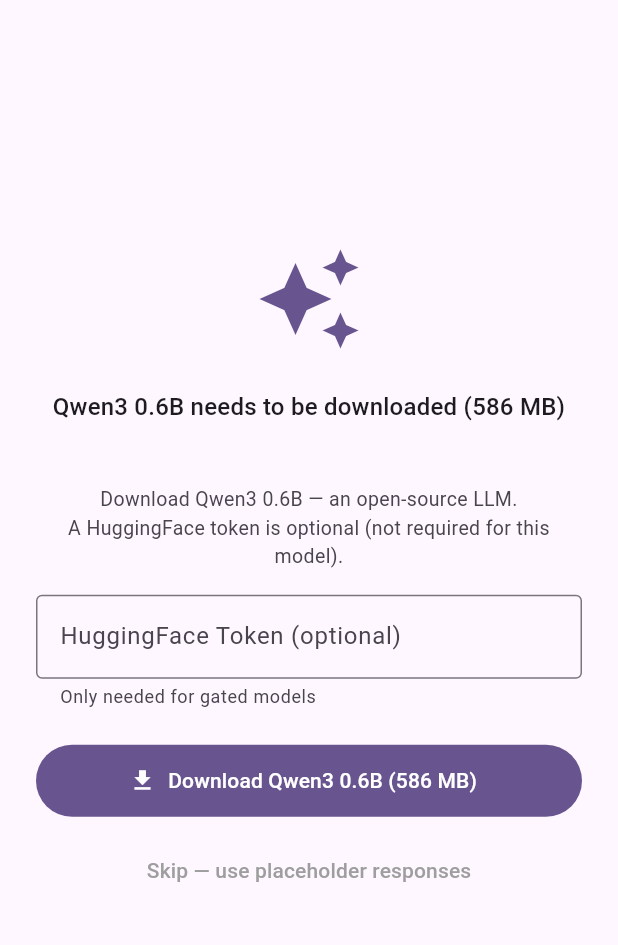
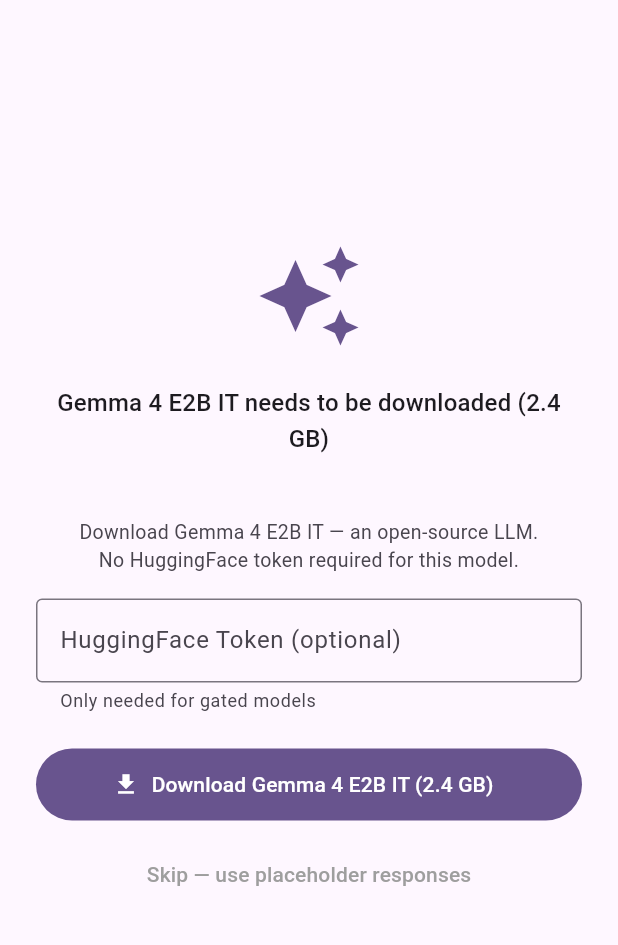
Before and after one commit to beckkwok/iching, a Flutter app: the screen it shows after launch, on a phone screen of 412 x 824 dp, the part 84-1029 px from its top. Run offline on Flutter 3.47's test engine with Material 3 defaults, Android fonts, the light colour scheme and no system bars; our stand-ins replace file_picker, sqflite_common_ffi; missing offline and left inert: flutter_gemma; accounts and stored records are empty.

Commit message:
fix: model download screen now displays dynamic model name from LlmService
- Added modelDisplayName and modelSize getters to LlmService
- Download screen reads from LlmService instead of hardcoded 'Qwen3 0.6B'
- Shows correct model name and size for current configuration (Gemma4)

```diff
--- a/app/lib/screens/model_download_screen.dart
+++ b/app/lib/screens/model_download_screen.dart
@@ -47,7 +47,8 @@
           _initialising = false;
           _statusText = installed
               ? 'Model ready!'
-              : 'Qwen3 0.6B needs to be downloaded (586 MB)';
+              : '${_llmService.modelDisplayName} needs to be downloaded'
+                    ' (${_llmService.modelSize})';
         });
       }
       if (installed) {
@@ -242,8 +243,8 @@
               if (!_initialising && !_modelFound && !_downloading && !_downloadCompleted) ...[
                 const SizedBox(height: 24),
                 Text(
-                  'Download Qwen3 0.6B — an open-source LLM.\n'
-                  'A HuggingFace token is optional (not required for this model).',
+                  'Download ${_llmService.modelDisplayName} — an open-source LLM.\n'
+                  'No HuggingFace token required for this model.',
                   textAlign: TextAlign.center,
                   style: TextStyle(
                     color: Theme.of(context).colorScheme.onSurfaceVariant,
@@ -270,7 +271,8 @@
                   child: FilledButton.icon(
                     onPressed: _startDownload,
                     icon: const Icon(Icons.download),
-                    label: const Text('Download Qwen3 0.6B (586 MB)'),
+                    label: Text('Download ${_llmService.modelDisplayName}'
+                        ' (${_llmService.modelSize})'),
                   ),
                 ),
                 const SizedBox(height: 12),
@@ -285,8 +287,8 @@
 
               if (_modelFound && !_initialising && _errorMessage == null) ...[
                 const SizedBox(height: 16),
-                const Text(
-                  'Qwen3 0.6B is ready!\nStarting chat...',
+                Text(
+                  '${_llmService.modelDisplayName} is ready!\nStarting chat...',
                   textAlign: TextAlign.center,
                 ),
               ],
--- a/app/lib/services/llm_service.dart
+++ b/app/lib/services/llm_service.dart
@@ -66,6 +66,38 @@
   ModelType _modelType = ModelType.gemma4;
   ModelFileType _fileType = ModelFileType.litertlm;
   bool _isThinking = false;
+
+  /// Human-readable model name for UI display.
+  String get modelDisplayName {
+    switch (_modelType) {
+      case ModelType.gemma4:
+        return 'Gemma 4 E2B IT';
+      case ModelType.gemmaIt:
+        return 'Gemma 3 IT';
+      case ModelType.qwen3:
+        return 'Qwen3 0.6B';
+      case ModelType.qwen:
+        return 'Qwen 2.5';
+      case ModelType.deepSeek:
+        return 'DeepSeek R1';
+      case ModelType.functionGemma:
+        return 'FunctionGemma';
+      default:
+        return _filename;
+    }
+  }
+
+  /// Approximate file size for UI display.
+  String get modelSize {
+    switch (_modelType) {
+      case ModelType.gemma4:
+        return '2.4 GB';
+      case ModelType.qwen3:
+        return '586 MB';
+      default:
+        return '';
+    }
+  }
 
   String _filename = 'gemma-4-E2B-it.litertlm';
   String get _modelUrl => 'https://huggingface.co/litert-community/'
```
